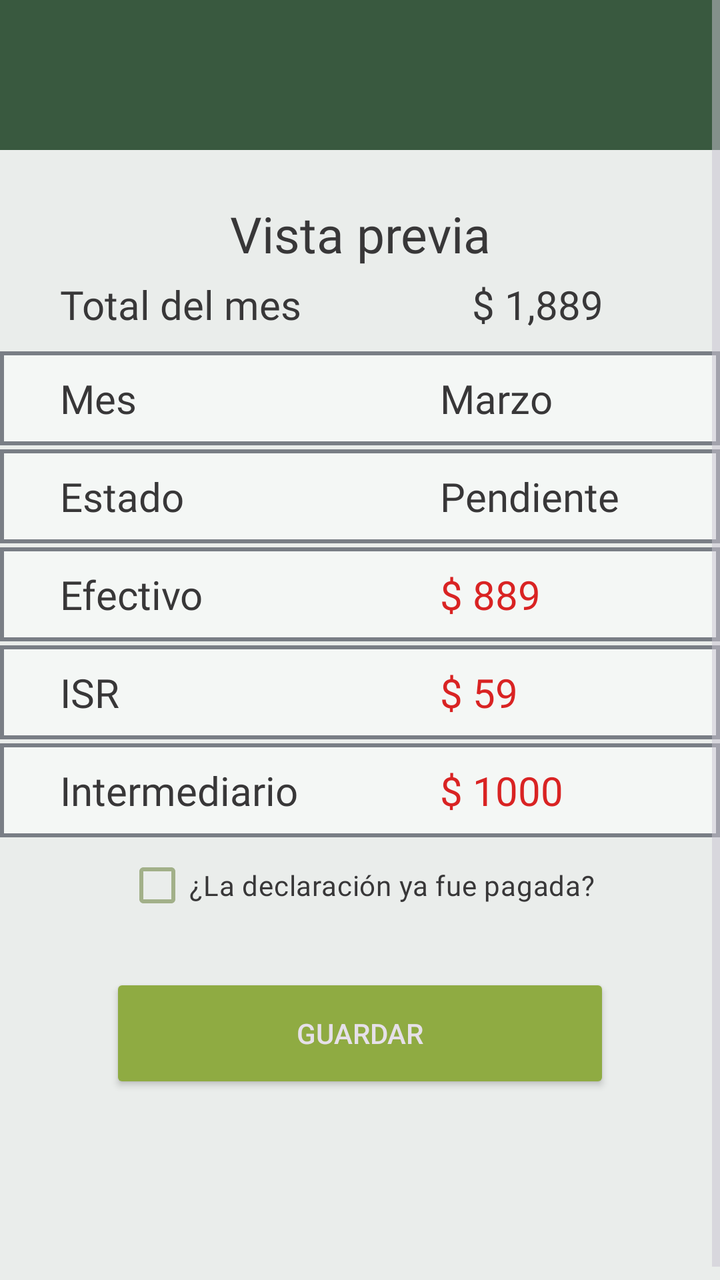
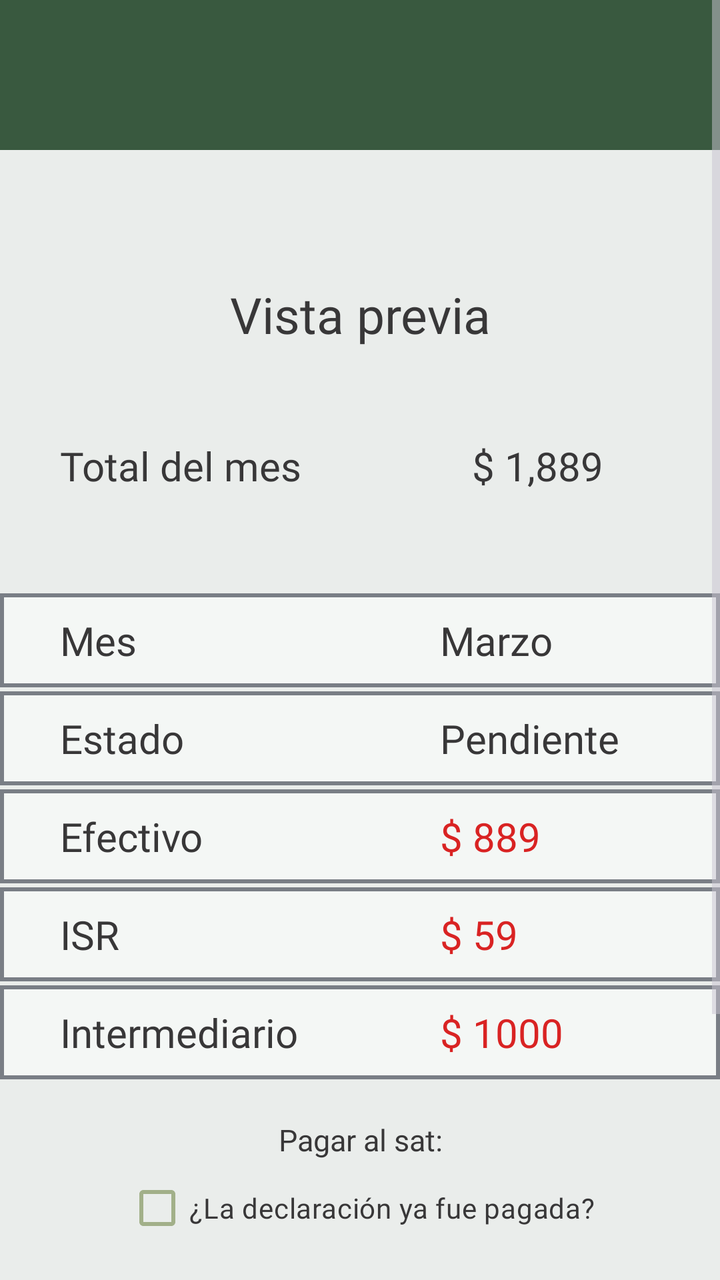

Before-and-after screenshots of an Android layout around one commit, followed by the original layout XML and the change that was made.
<!-- AndroidManifest.xml: application theme Theme.DeclarApp -->
<!-- res/layout/activity_previous.xml -->
<?xml version="1.0" encoding="utf-8"?>
<ScrollView xmlns:android="http://schemas.android.com/apk/res/android"
    xmlns:app="http://schemas.android.com/apk/res-auto"
    xmlns:tools="http://schemas.android.com/tools"
    android:id="@+id/main"
    style="@style/menu_bg"
    tools:context=".PreviousActivity">

    <androidx.constraintlayout.widget.ConstraintLayout
        android:layout_width="match_parent"
        android:layout_height="match_parent">
        <androidx.appcompat.widget.Toolbar
            android:id="@+id/toolbar_previous"
            android:layout_width="match_parent"
            android:layout_height="75dp"
            style="@style/toolbar_bg"
            android:title="@string/app_name"
            app:layout_constraintTop_toTopOf="parent"
            app:layout_constraintEnd_toEndOf="parent"
            app:layout_constraintStart_toStartOf="parent"/>
        <TextView
            android:id="@+id/previous_activity_title"
            android:layout_width="wrap_content"
            android:layout_height="wrap_content"
            android:text="@string/previous_activity_title"
            style="@style/text_title"
            android:layout_marginTop="100dp"
            app:layout_constraintLeft_toLeftOf="parent"
            app:layout_constraintRight_toRightOf="parent"
            app:layout_constraintTop_toTopOf="parent"
            app:layout_constraintBottom_toTopOf="@+id/previous_activity_ly_total"/>
        <LinearLayout
            android:id="@+id/previous_activity_ly_total"
            android:layout_width="match_parent"
            android:layout_height="wrap_content"
            android:orientation="horizontal"
            android:layout_marginTop="5dp"
            android:layout_marginHorizontal="30dp"
            app:layout_constraintLeft_toLeftOf="parent"
            app:layout_constraintRight_toRightOf="parent"
            app:layout_constraintTop_toBottomOf="@+id/previous_activity_title"
            app:layout_constraintBottom_toTopOf="@+id/previous_activity_ly_data">
                <TextView
                    android:id="@+id/previous_activity_tv_total"
                    android:layout_width="wrap_content"
                    android:layout_height="wrap_content"
                    android:text="@string/previous_activity_total_text"
                    style="@style/text_style"
                    android:textSize="20sp"
                    android:layout_weight="3"/>
                <TextView
                    android:id="@+id/previous_activity_tv_total_value"
                    android:layout_width="wrap_content"
                    android:layout_height="wrap_content"
                    android:text="$ 1,889"
                    style="@style/text_style"
                    android:textSize="20sp"
                    android:layout_weight="1"/>
        </LinearLayout>
        <LinearLayout
            android:id="@+id/previous_activity_ly_data"
            android:layout_width="match_parent"
            android:layout_height="wrap_content"
            android:orientation="vertical"
            android:layout_marginTop="10dp"
            app:layout_constraintLeft_toLeftOf="parent"
            app:layout_constraintRight_toRightOf="parent"
            app:layout_constraintTop_toBottomOf="@+id/previous_activity_ly_total"
            app:layout_constraintBottom_toTopOf="@+id/previous_activity_cb_payment">
                <LinearLayout
                    android:layout_width="match_parent"
                    android:layout_height="wrap_content"
                    android:orientation="horizontal"
                    android:paddingVertical="10dp"
                    android:paddingHorizontal="30dp"
                    android:background="@drawable/box_with_margins_bg">
                        <TextView
                            android:id="@+id/previous_activity_tv_month_title"
                            android:layout_width="wrap_content"
                            android:layout_height="wrap_content"
                            android:text="@string/previous_activity_text_month"
                            style="@style/text_style"
                            android:textSize="20sp"
                            android:layout_weight="1"/>
                        <TextView
                            android:id="@+id/previous_activity_tv_month_value"
                            android:layout_width="110dp"
                            android:layout_height="wrap_content"
                            android:text="Marzo"
                            style="@style/text_style"
                            android:textSize="20sp"/>
                </LinearLayout>
                <LinearLayout
                    android:layout_width="match_parent"
                    android:layout_height="wrap_content"
                    android:orientation="horizontal"
                    android:paddingVertical="10dp"
                    android:paddingHorizontal="30dp"
                    android:background="@drawable/box_with_margins_bg"
                    android:layout_marginTop="2dp">
                        <TextView
                            android:id="@+id/previous_activity_tv_status_title"
                            android:layout_width="wrap_content"
                            android:layout_height="wrap_content"
                            android:text="@string/previous_activity_text_status"
                            style="@style/text_style"
                            android:textSize="20sp"
                            android:layout_weight="1"/>
                        <TextView
                            android:id="@+id/previous_activity_tv_status_value"
                            android:layout_width="110dp"
                            android:layout_height="wrap_content"
                            android:text="Pendiente"
                            style="@style/text_style"
                            android:textSize="20sp"/>
                </LinearLayout>
                <LinearLayout
                    android:layout_width="match_parent"
                    android:layout_height="wrap_content"
                    android:orientation="horizontal"
                    android:paddingVertical="10dp"
                    android:paddingHorizontal="30dp"
                    android:background="@drawable/box_with_margins_bg"
                    android:layout_marginTop="2dp">
                        <TextView
                            android:id="@+id/previous_activity_tv_cash_title"
                            android:layout_width="wrap_content"
                            android:layout_height="wrap_content"
                            android:text="@string/previous_activity_text_cash"
                            style="@style/text_style"
                            android:textSize="20sp"
                            android:layout_weight="1"/>
                        <TextView
                            android:id="@+id/previous_activity_tv_cash_value"
                            android:layout_width="110dp"
                            android:layout_height="wrap_content"
                            android:text="$ 889"
                            style="@style/text_style"
                            android:textSize="20sp"
                            android:textColor="@color/red"/>
                </LinearLayout>
                <LinearLayout
                    android:layout_width="match_parent"
                    android:layout_height="wrap_content"
                    android:orientation="horizontal"
                    android:paddingVertical="10dp"
                    android:paddingHorizontal="30dp"
                    android:background="@drawable/box_with_margins_bg"
                    android:layout_marginTop="2dp">
                        <TextView
                            android:id="@+id/previous_activity_tv_isr_title"
                            android:layout_width="wrap_content"
                            android:layout_height="wrap_content"
                            android:text="@string/previous_activity_text_isr"
                            style="@style/text_style"
                            android:textSize="20sp"
                            android:layout_weight="1"/>
                        <TextView
                            android:id="@+id/previous_activity_tv_isr_value"
                            android:layout_width="110dp"
                            android:layout_height="wrap_content"
                            android:text="$ 59"
                            style="@style/text_style"
                            android:textSize="20sp"
                            android:textColor="@color/red"/>
                </LinearLayout>
                <LinearLayout
                    android:layout_width="match_parent"
                    android:layout_height="wrap_content"
                    android:orientation="horizontal"
                    android:paddingVertical="10dp"
                    android:paddingHorizontal="30dp"
                    android:background="@drawable/box_with_margins_bg"
                    android:layout_marginTop="2dp">
                        <TextView
                            android:id="@+id/previous_activity_tv_intermediary_title"
                            android:layout_width="wrap_content"
                            android:layout_height="wrap_content"
                            android:text="@string/previous_activity_text_intermediary"
                            style="@style/text_style"
                            android:textSize="20sp"
                            android:layout_weight="1"/>
                        <TextView
                            android:id="@+id/previous_activity_tv_intermediary_value"
                            android:layout_width="110dp"
                            android:layout_height="wrap_content"
                            android:text="$ 1000"
                            style="@style/text_style"
                            android:textSize="20sp"
                            android:textColor="@color/red"/>
                </LinearLayout>
        </LinearLayout>
        <CheckBox
            android:id="@+id/previous_activity_cb_payment"
            android:layout_width="wrap_content"
            android:layout_height="wrap_content"
            android:text="@string/previous_activity_payment_text"
            style="@style/checkbox_button_bg"
            android:checked="true"
            app:layout_constraintLeft_toLeftOf="parent"
            app:layout_constraintRight_toRightOf="parent"
            app:layout_constraintTop_toBottomOf="@+id/previous_activity_ly_data"
            app:layout_constraintBottom_toTopOf="@+id/previous_activity_btn_save"/>
        <androidx.appcompat.widget.AppCompatButton
            android:id="@+id/previous_activity_btn_save"
            android:layout_width="250dp"
            android:layout_height="60dp"
            style="@style/button_bg"
            android:text="@string/previous_activity_btn_save"
            android:layout_marginTop="20dp"
            android:layout_marginBottom="100dp"
            app:layout_constraintLeft_toLeftOf="parent"
            app:layout_constraintRight_toRightOf="parent"
            app:layout_constraintBottom_toBottomOf="parent"
            app:layout_constraintTop_toBottomOf="@+id/previous_activity_cb_payment"/>
    </androidx.constraintlayout.widget.ConstraintLayout>
</ScrollView>
<!-- resources referenced by this layout -->
<resources>
  <color name="red">#ffd92323</color>
  <!-- drawable box_with_margins_bg (drawable) -->
  <?xml version="1.0" encoding="utf-8"?>
  <shape xmlns:android="http://schemas.android.com/apk/res/android">
      <solid android:color="@color/data_bg_color"/>
      <stroke android:color="@color/gray" android:width="2dp"/>
  </shape>
  <string name="app_name">DeclarApp</string>
  <string name="previous_activity_btn_save">Guardar</string>
  <string name="previous_activity_payment_text">¿La declaración ya fue pagada?</string>
  <string name="previous_activity_text_cash">Efectivo</string>
  <string name="previous_activity_text_intermediary">Intermediario</string>
  <string name="previous_activity_text_isr">ISR</string>
  <string name="previous_activity_text_month">Mes</string>
  <string name="previous_activity_text_status">Estado</string>
  <string name="previous_activity_title">Vista previa</string>
  <string name="previous_activity_total_text">Total del mes</string>
  <style name="button_bg">
          <item name="android:backgroundTint">@color/light_green</item>
      </style>
  <style name="checkbox_button_bg" parent="text_style">
          <item name="android:buttonTint">@color/green</item>
      </style>
  <style name="menu_bg">
          <item name="android:background">@color/dark_white</item>
          <item name="android:layout_width">match_parent</item>
          <item name="android:layout_height">match_parent</item>
      </style>
  <style name="text_style" parent="text_font">
          <item name="android:textColor">@color/light_dark</item>
      </style>
  <style name="text_title" parent="text_font">
          <item name="android:textSize">25sp</item>
          <item name="android:textColor">@color/light_dark</item>
      </style>
  <style name="toolbar_bg">
          <item name="android:background">@color/dark_green</item>
      </style>
  <style name="Theme.DeclarApp" parent="Base.Theme.DeclarApp" />
  <color name="data_bg_color">@color/light_white</color>
  <color name="gray">#ff797e85</color>
  <color name="light_green">#ff8fab42</color>
  <color name="green">#ffa2b089</color>
  <color name="dark_white">#ffeaedeb</color>
  <style name="text_font">
          <item name="android:fontFamily">@font/opensans_regular</item>
      </style>
  <color name="light_dark">#ff383738</color>
  <color name="dark_green">#ff39593f</color>
  <style name="Base.Theme.DeclarApp" parent="Theme.Material3.Dark.NoActionBar">
          
          
      </style>
  <color name="light_white">#fff4f7f5</color>
</resources>

<!-- the commit's change to res/layout/activity_previous.xml (unified diff, before → after) -->
@@ -2,7 +2,7 @@
 <ScrollView xmlns:android="http://schemas.android.com/apk/res/android"
     xmlns:app="http://schemas.android.com/apk/res-auto"
     xmlns:tools="http://schemas.android.com/tools"
-    android:id="@+id/main"
+    android:id="@+id/previous_activity_scroll"
     style="@style/menu_bg"
     tools:context=".PreviousActivity">
 
@@ -190,6 +190,18 @@
                             android:textColor="@color/red"/>
                 </LinearLayout>
         </LinearLayout>
+        <TextView
+            android:id="@+id/previous_activity_total_sat"
+            android:layout_width="match_parent"
+            android:layout_height="wrap_content"
+            android:text="@string/previous_activity_text_total_sat"
+            style="@style/text_style"
+            android:textSize="15sp"
+            android:textAlignment="center"
+            android:layout_marginTop="20dp"
+            app:layout_constraintLeft_toLeftOf="parent"
+            app:layout_constraintRight_toRightOf="parent"
+            app:layout_constraintTop_toBottomOf="@+id/previous_activity_ly_data"/>
         <CheckBox
             android:id="@+id/previous_activity_cb_payment"
             android:layout_width="wrap_content"
@@ -199,7 +211,7 @@
             android:checked="true"
             app:layout_constraintLeft_toLeftOf="parent"
             app:layout_constraintRight_toRightOf="parent"
-            app:layout_constraintTop_toBottomOf="@+id/previous_activity_ly_data"
+            app:layout_constraintTop_toBottomOf="@+id/previous_activity_total_sat"
             app:layout_constraintBottom_toTopOf="@+id/previous_activity_btn_save"/>
         <androidx.appcompat.widget.AppCompatButton
             android:id="@+id/previous_activity_btn_save"
<!-- resource entries referenced after the edit -->
@@ -15,6 +15,7 @@
   <string name="previous_activity_text_isr">ISR</string>
   <string name="previous_activity_text_month">Mes</string>
   <string name="previous_activity_text_status">Estado</string>
+  <string name="previous_activity_text_total_sat">Pagar al sat:</string>
   <string name="previous_activity_title">Vista previa</string>
   <string name="previous_activity_total_text">Total del mes</string>
   <style name="button_bg">
